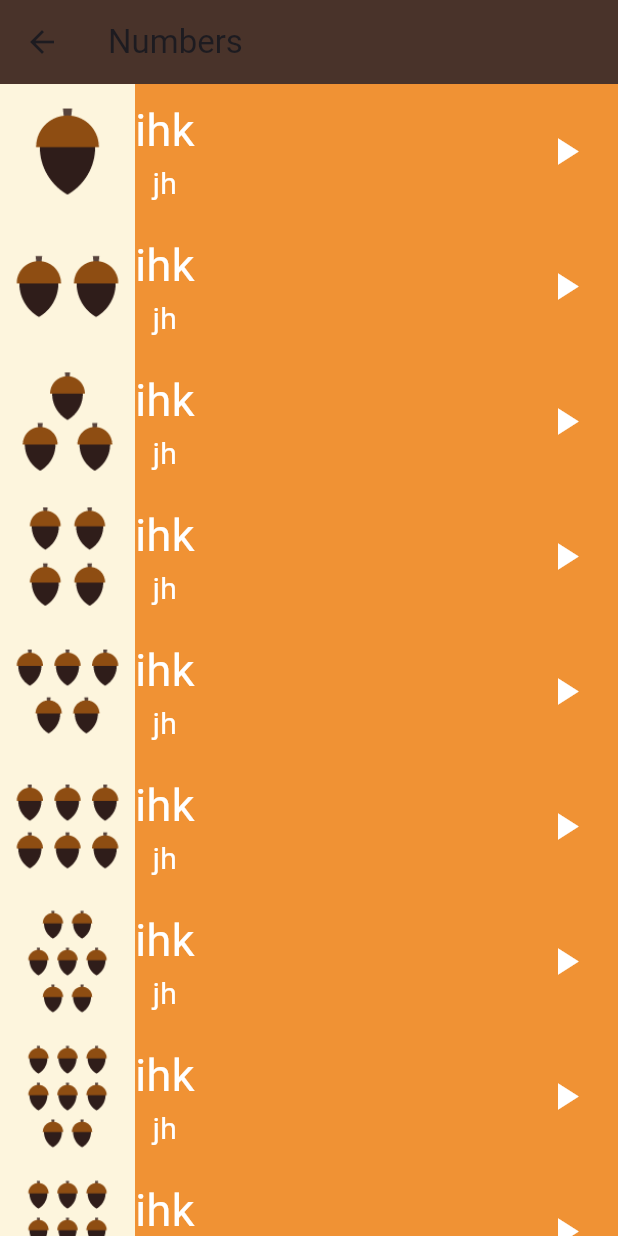
After one commit to maiaboelmagde/beginning_with_Flutter, a Flutter app: the screen it shows after launch, after a tap on "Numbers", on a phone screen of 412 x 824 dp. The commit adds this screen. Run offline on Flutter 3.47's test engine with Material 3 defaults, Android fonts, the phone set to English and light mode, and no system bars.

Commit message:
part1 of numbers page

```diff
--- a/language_learning_app/lib/components/category_item.dart
+++ b/language_learning_app/lib/components/category_item.dart
@@ -1,13 +1,16 @@
 import 'package:flutter/material.dart';
 
 class category extends StatelessWidget {
-  category({this.text, this.color});
+  category({this.text, this.color, this.ontap});
   String? text;
   Color? color;
+  Function()? ontap;
 
   @override
   Widget build(BuildContext context) {
-    return Container(
+    return GestureDetector(
+      onTap: ontap,
+      child: Container(
         padding: EdgeInsets.only(left: 15),
         alignment: Alignment.centerLeft,
         height: 70,
@@ -17,6 +20,7 @@ class category extends StatelessWidget {
           text!,
           style: TextStyle(fontSize: 20),
         ),
+      ),
     );
   }
 }
--- /dev/null
+++ b/language_learning_app/lib/components/num_category.dart
@@ -0,0 +1,48 @@
+import 'package:flutter/material.dart';
+
+class num_category extends StatelessWidget {
+  num_category({this.img_name, this.text1, this.text2});
+  String? img_name;
+  String? text1;
+  String? text2;
+
+  @override
+  Widget build(BuildContext context) {
+    return Container(
+      height: 90,
+      color: Color(0xFFF09234),
+      child: Row(
+        children: [
+          Container(
+            child: Image.asset(img_name!),
+            color: Color(0xFFFDF5DD),
+          ),
+          Column(
+            mainAxisAlignment: MainAxisAlignment.center,
+            children: [
+              Text(
+                text1!,
+                style: TextStyle(color: Colors.white, fontSize: 30),
+              ),
+              Text(
+                text2!,
+                style: TextStyle(color: Colors.white, fontSize: 20),
+              ),
+            ],
+          ),
+          Spacer(
+            flex: 1,
+          ),
+          Padding(
+            padding: const EdgeInsets.only(right: 20),
+            child: Icon(
+              Icons.play_arrow,
+              color: Colors.white,
+              size: 30,
+            ),
+          )
+        ],
+      ),
+    );
+  }
+}
--- a/language_learning_app/lib/main.dart
+++ b/language_learning_app/lib/main.dart
@@ -11,6 +11,7 @@ class myApp extends StatelessWidget {
   @override
   Widget build(BuildContext context) {
     return const MaterialApp(
+      debugShowCheckedModeBanner: true,
       home: homePage(),
     );
   }
--- /dev/null
+++ b/language_learning_app/lib/screens/NumbersPage.dart
@@ -0,0 +1,70 @@
+import 'package:flutter/material.dart';
+import 'package:language_learning_app/components/num_category.dart';
+
+class numberspage extends StatelessWidget {
+  const numberspage({super.key});
+
+  @override
+  Widget build(BuildContext context) {
+    return Scaffold(
+      appBar: AppBar(
+        title: const Text("Numbers"),
+        backgroundColor: Color(0xFF49332A),
+      ),
+      body: Column(
+        children: [
+          num_category(
+            img_name: 'assets/images/numbers/number_one.png',
+            text1: 'ihk',
+            text2: 'jh',
+          ),
+          num_category(
+            img_name: 'assets/images/numbers/number_two.png',
+            text1: 'ihk',
+            text2: 'jh',
+          ),
+          num_category(
+            img_name: 'assets/images/numbers/number_three.png',
+            text1: 'ihk',
+            text2: 'jh',
+          ),
+          num_category(
+            img_name: 'assets/images/numbers/number_four.png',
+            text1: 'ihk',
+            text2: 'jh',
+          ),
+          num_category(
+            img_name: 'assets/images/numbers/number_five.png',
+            text1: 'ihk',
+            text2: 'jh',
+          ),
+          num_category(
+            img_name: 'assets/images/numbers/number_six.png',
+            text1: 'ihk',
+            text2: 'jh',
+          ),
+          num_category(
+            img_name: 'assets/images/numbers/number_seven.png',
+            text1: 'ihk',
+            text2: 'jh',
+          ),
+          num_category(
+            img_name: 'assets/images/numbers/number_eight.png',
+            text1: 'ihk',
+            text2: 'jh',
+          ),
+          num_category(
+            img_name: 'assets/images/numbers/number_nine.png',
+            text1: 'ihk',
+            text2: 'jh',
+          ),
+          num_category(
+            img_name: 'assets/images/numbers/number_ten.png',
+            text1: 'ihk',
+            text2: 'jh',
+          ),
+        ],
+      ),
+    );
+  }
+}
--- a/language_learning_app/lib/screens/homePage.dart
+++ b/language_learning_app/lib/screens/homePage.dart
@@ -1,5 +1,6 @@
 import 'package:flutter/material.dart';
 import 'package:language_learning_app/components/category_item.dart';
+import 'package:language_learning_app/screens/NumbersPage.dart';
 
 class homePage extends StatelessWidget {
   const homePage({super.key});
@@ -18,18 +19,26 @@ class homePage extends StatelessWidget {
           category(
             text: "Numbers",
             color: Color(0xFFF79531),
+            ontap: () {
+              Navigator.push(context, MaterialPageRoute(builder: (context) {
+                return numberspage();
+              }));
+            },
           ),
           category(
             text: "Family Members",
             color: Color(0xFFF528032),
+            ontap: () {},
           ),
           category(
             text: "Colors",
             color: Color(0xFFF7D40A2),
+            ontap: () {},
           ),
           category(
             text: "Phases",
             color: Color(0xFFF47A5CB),
+            ontap: () {},
           ),
         ],
       ),
```
Also changed, not shown: language_learning_app/pubspec.yaml (+5 -3 lines). Lines whose indentation alone changed are shown as unchanged.
